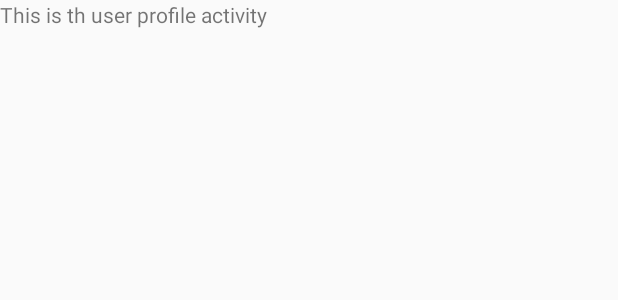
After one commit to SLU-Work/SoftwareEngineering, an Android app: the layout activity_user_profile.xml on its own in the app's theme, with its tools: preview values and no code run, on a phone screen of 412 x 824 dp. The commit adds this screen. Shown: the top 300 px of the screen. Run offline under Robolectric (Android 15) with nearby library versions, the phone set to English and light mode, and no system bars.

Commit message:
SE6 - Added connection from menu to User Profile page [BK]

```diff
--- a/se-project/app/src/main/AndroidManifest.xml
+++ b/se-project/app/src/main/AndroidManifest.xml
@@ -27,6 +27,11 @@
             android:screenOrientation="portrait"
             android:configChanges="keyboard|keyboardHidden|orientation|screenSize"/>
 
+        <activity
+            android:name=".userProfile.UserProfileActivity"
+            android:screenOrientation="portrait"
+            android:configChanges="keyboard|keyboardHidden|orientation|screenSize"/>
+
     </application>
 
 
--- a/se-project/app/src/main/java/com/slu/se_project/navigation/NavigationController.java
+++ b/se-project/app/src/main/java/com/slu/se_project/navigation/NavigationController.java
@@ -22,7 +22,7 @@ public class NavigationController {
         mContext = context;
     }
 
-    public void showView(NavigationView view){
+    public void showView(NavigationScreens view){
         Intent intent = new Intent(mCurrentView.get(),view.get());
         intent.addFlags(Intent.FLAG_ACTIVITY_CLEAR_TOP);
         mCurrentView.get().startActivity(intent);
--- /dev/null
+++ b/se-project/app/src/main/res/layout/activity_user_profile.xml
@@ -0,0 +1,16 @@
+<?xml version="1.0" encoding="utf-8"?>
+<RelativeLayout
+xmlns:android="http://schemas.android.com/apk/res/android"
+xmlns:app="http://schemas.android.com/apk/res-auto"
+android:layout_width="match_parent"
+android:layout_height="match_parent"
+android:orientation="vertical"
+    >
+
+
+    <TextView
+        android:layout_width="match_parent"
+        android:layout_height="wrap_content"
+        android:text="This is th user profile activity"/>
+
+</RelativeLayout>
--- a/se-project/app/src/main/res/layout/navigation_activity_core.xml
+++ b/se-project/app/src/main/res/layout/navigation_activity_core.xml
@@ -35,5 +35,5 @@
         android:layout_gravity="start"
         android:background="@android:color/white"
         app:headerLayout="@layout/navigation_drawer_header"
-        app:menu="@layout/navigation_drawer" />
+        app:menu="@menu/navigation_drawer" />
 </android.support.v4.widget.DrawerLayout>
```
Also changed, not shown: se-project/app/src/main/java/com/slu/se_project/navigation/NavigationActivity.java (+41 -5 lines), se-project/app/src/main/java/com/slu/se_project/navigation/NavigationScreens.java (renamed from se-project/app/src/main/java/com/slu/se_project/navigation/NavigationView.java, +7 -4 lines), se-project/app/src/main/java/com/slu/se_project/userProfile/UserProfileActivity.java (added, +26 -0 lines).
